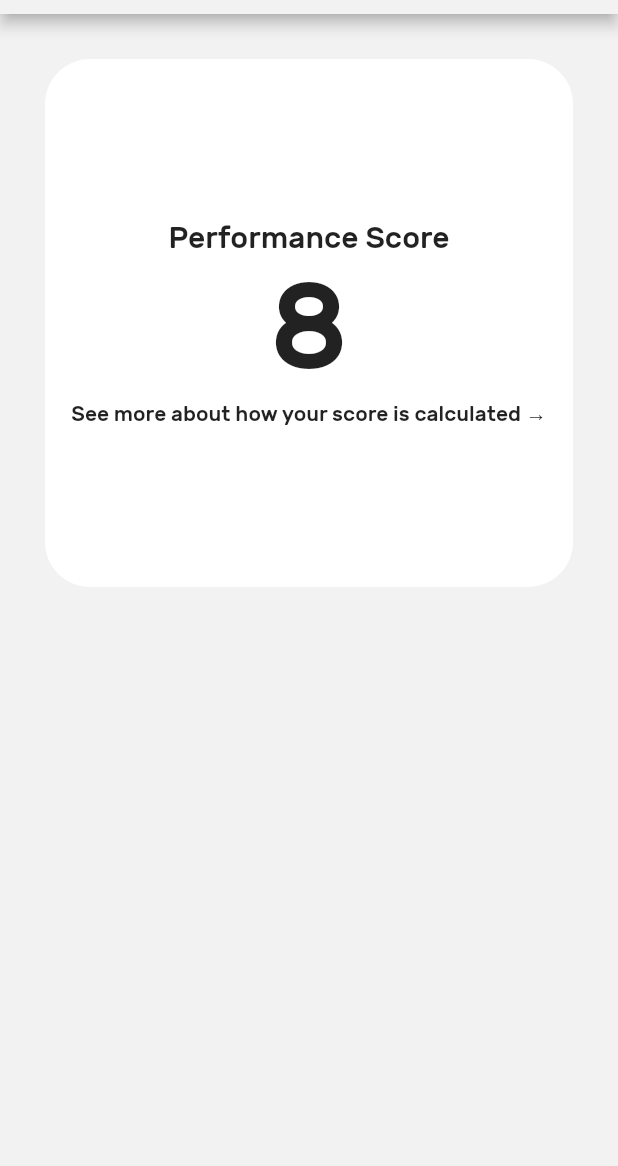
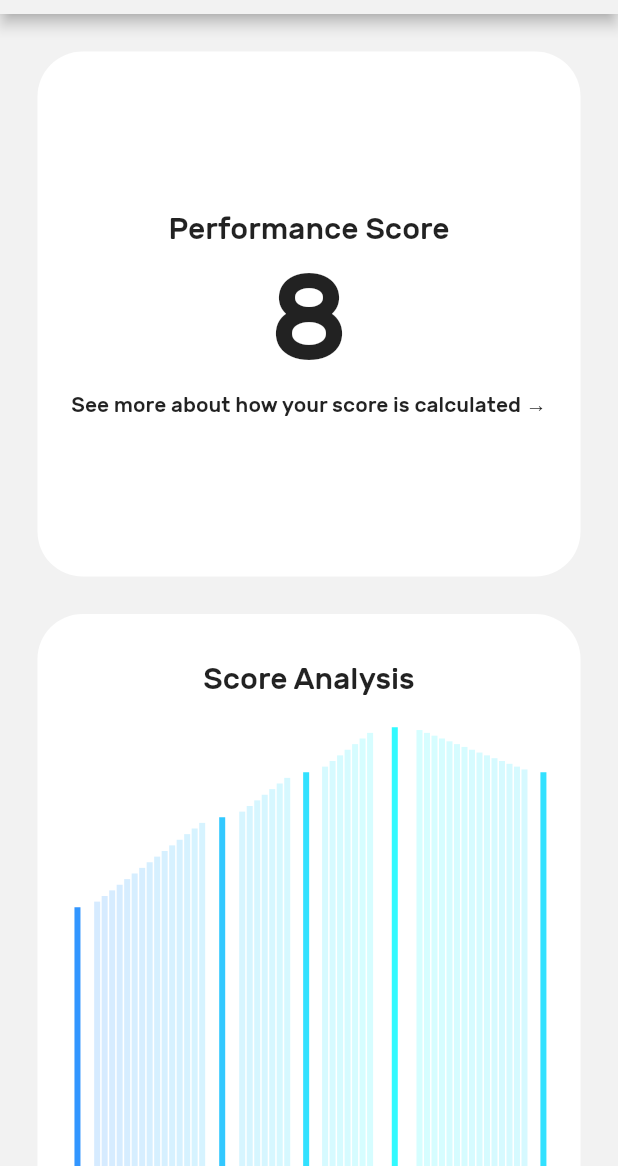
Before and after one commit to Photronium/Math-Solver-App, a Flutter app: the Dashboard screen opened directly, on a phone screen of 412 x 824 dp, the part 70-1236 px from its top. Run offline on Flutter 3.47's test engine with Material 2 defaults, Android fonts, the light colour scheme and no system bars; project files that could hold a hidden picture were left out.

Commit message:
1 major change, minor changes
- Added Score Chart in Dashboard
- Minor changes to Dashboard

```diff
--- a/lib/screen/dashboard/dashboard.dart
+++ b/lib/screen/dashboard/dashboard.dart
@@ -1,36 +1,33 @@
 import 'package:flutter/material.dart';
 import '../drawer.dart';
+
+const double padding = 25;
 
 class Dashboard extends StatelessWidget {
   @override
   Widget build(BuildContext context) {
     return Scaffold(
         appBar: AppBar(
-        title: Text('Dashboard',
-            style: TextStyle(fontWeight: FontWeight.w300)),
+          title:
+              Text('Dashboard', style: TextStyle(fontWeight: FontWeight.w300)),
           centerTitle: true,
         ),
         drawer: DrawTab(),
-      body: GridView.count(
-        primary: false,
-        padding: const EdgeInsets.all(30),
-        crossAxisSpacing: 10,
-        mainAxisSpacing: 10,
-        crossAxisCount: 1,
-        children: <Widget>[
-          PerformanceScore()
-        ],
-      )
-    );
+        body: ListView(
+          scrollDirection: Axis.vertical,
+          padding: const EdgeInsets.all(padding),
+          children: <Widget>[PerformanceScore(), ScoreChart()],
+        ));
   }
 }
 
 class PerformanceScore extends StatelessWidget {
   var score = 8;
+
   @override
   Widget build(BuildContext context) {
     return Container(
-                height: 500.0,
+        height: 350.0,
         child: FlatButton(
           shape: RoundedRectangleBorder(
             borderRadius: BorderRadius.circular(30.0),
@@ -40,11 +37,8 @@ class PerformanceScore extends StatelessWidget {
               crossAxisAlignment: CrossAxisAlignment.center,
               mainAxisSize: MainAxisSize.min,
               children: <Widget>[
-                    Text("Performance Score",
-                        style: TextStyle(fontSize: 20.0)),
-                    Text(
-                        score.toString(),
-                        style: TextStyle(fontSize: 80)),
+                Text("Performance Score", style: TextStyle(fontSize: 20.0)),
+                Text(score.toString(), style: TextStyle(fontSize: 80)),
                 Text("See more about how your score is calculated →",
                     style: TextStyle(fontSize: 14.0)),
               ]),
@@ -54,3 +48,92 @@ class PerformanceScore extends StatelessWidget {
         ));
   }
 }
+
+class ScoreChart extends StatefulWidget {
+  @override
+  State<StatefulWidget> createState() {
+    // TODO: implement createState
+    return _ScoreChart();
+  }
+}
+
+class _ScoreChart extends State<ScoreChart> {
+  List<double> scores = [6, 8, 10, 9, 5];
+  List<double> original = [];
+
+  @override
+  List<double> createAvg() {
+    List<double> result = [];
+    for (var i = 0; i <= scores.length - 2; i++) {
+      result.add(scores[i]);
+      result.add((scores[i] + scores[i + 1]) / 2);
+    }
+    result.add(scores[scores.length - 1]);
+    return result;
+  }
+
+  void initState() {
+    super.initState();
+    original = scores;
+    for (var i = 0; i <= 3; i++) {
+      scores = createAvg();
+    }
+  }
+
+  Widget build(BuildContext context) {
+    return Container(
+        height: 500.0,
+        padding: EdgeInsets.only(top: padding),
+        child: FlatButton(
+          shape: RoundedRectangleBorder(
+            borderRadius: BorderRadius.circular(30.0),
+          ),
+          color: Colors.white,
+          child: Column(
+              crossAxisAlignment: CrossAxisAlignment.center,
+              mainAxisSize: MainAxisSize.min,
+              children: <Widget>[
+                Padding(
+                  padding: EdgeInsets.only(bottom: 20),
+                child: Text("Score Analysis", style: TextStyle(fontSize: 20.0)),
+                ),
+                SizedBox(
+                  height: 350,
+                  child: ListView(
+                    scrollDirection: Axis.horizontal,
+                    children: <Widget>[
+                      for (var i in scores)
+                        Column(children: <Widget>[
+                          Padding(
+                              padding: EdgeInsets.all(0.5),
+                              child: Column(children: <Widget>[
+                                Container(
+                                  color: Color.fromRGBO(0, 0, 0, 0),
+                                  width: 4,
+                                  height: 300 - i * 30,
+                                ),
+                                Container(
+                                  color: Color.fromRGBO(50, (i * 25).toInt(),
+                                      255, original.contains(i) ? 1 : 0.2),
+                                  width: 4,
+                                  height: i * 30,
+                                ),
+                              ])),
+                          Padding(
+                            padding: EdgeInsets.only(top: 4),
+                          child: Text(original.contains(i) ? i.toString():""),
+                          )
+                        ]
+                        )
+                    ],
+                  ),
+                ),
+                Text("See more about how your score is calculated →",
+                    style: TextStyle(fontSize: 14.0)),
+              ]),
+          onPressed: () {
+            print("Simplex");
+          },
+        ));
+  }
+}
```
Lines whose indentation alone changed are shown as unchanged.
